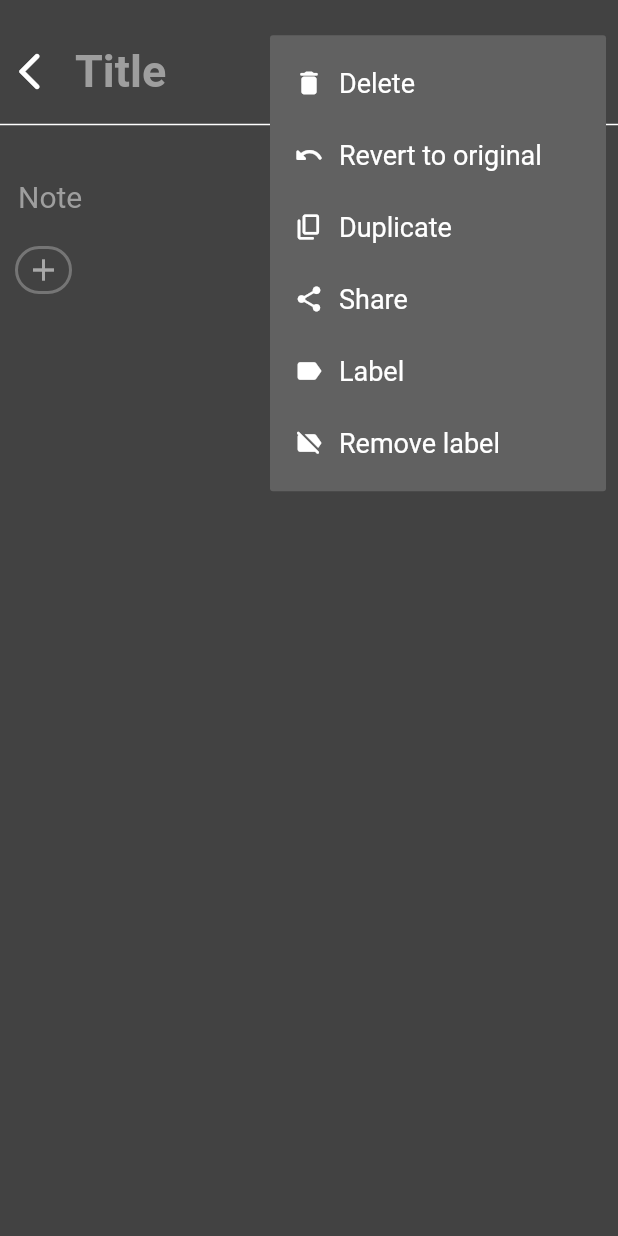
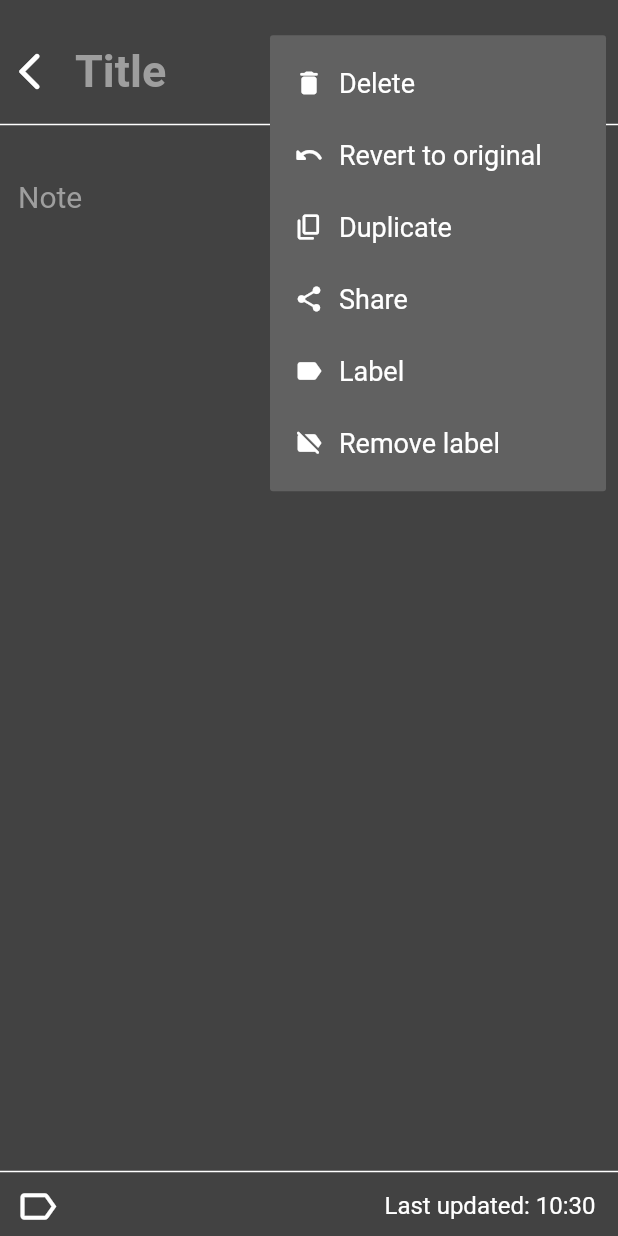
Before and after one commit to ChrisPC-39/notes, a Flutter app: the screen it shows after launch, item 3 of the bottom bar chosen, after a tap on the "more vert" icon, on a phone screen of 412 x 824 dp. Run offline on Flutter 3.47's test engine with Material 2 defaults, Android fonts, the phone set to English and light mode, and no system bars; our stand-ins replace focused_menu, hive, hive_flutter, share; accounts and stored records are empty; generated files the repository leaves out were written again.

Commit message:
Added bottomBar in edit_page and textCapitalization in all textFields

```diff
--- a/lib/screens/edit_page.dart
+++ b/lib/screens/edit_page.dart
@@ -20,6 +20,9 @@ class EditPage extends StatefulWidget {
 class _EditPageState extends State<EditPage> {
   int radioIndex = -1;
   bool editTitle = false;
+  bool isListEnabled = false;
+  DateTime lastUpdated = DateTime.now();
+
   FocusNode titleFocusNode;
   FocusNode contentFocusNode;
   TextEditingController titleController = TextEditingController();
@@ -139,7 +142,7 @@ class _EditPageState extends State<EditPage> {
               : _buildLabelListView(),
           actions: [
             TextButton(
-              onPressed: () => Navigator.pop(context),
+              onPressed: () { Navigator.pop(context); lastUpdated = DateTime.now(); },
               child: Text("Cancel", style: style.customStyle(18, color: Colors.blue))
             )
           ]
@@ -168,7 +171,7 @@ class _EditPageState extends State<EditPage> {
   Widget build(BuildContext context) {
     return SafeArea(
       child: GestureDetector(
-        onTap: () => setState(() { editTitle = false; contentFocusNode.unfocus(); }),
+        onTap: () => setState(() { editTitle = false; contentFocusNode.unfocus(); titleFocusNode.unfocus(); }),
         child: Scaffold(
           backgroundColor: Color(0xFF424242),
           body: Column(
@@ -176,8 +179,9 @@ class _EditPageState extends State<EditPage> {
               _buildTopBar(),
               Divider(thickness: 1, color: Colors.white),
               _buildContent(),
-              _buildLabel(),
-              Spacer(flex: 1),
+              //_buildLabel(),
+              Divider(thickness: 1, color: Colors.white),
+              _buildBottomBar()
               //_buildNavBar()
             ]
           )
@@ -195,7 +199,7 @@ class _EditPageState extends State<EditPage> {
           _buildBackButton(),
           SizedBox(width: 15), //This is for padding
           _buildTitle(),
-          _buildOptions()
+          _buildOptions(),
         ]
       )
     );
@@ -233,7 +237,7 @@ class _EditPageState extends State<EditPage> {
             style: style.customStyle(30, fontWeight: "bold"),
             focusNode: titleFocusNode,
             controller: titleController,
-            onChanged: (String value) { saveTitle(value); },
+            onChanged: (String value) { saveTitle(value); lastUpdated = DateTime.now(); },
             decoration: style.editPageDecoration(true),
             textCapitalization: TextCapitalization.sentences,
           )
@@ -344,7 +348,8 @@ class _EditPageState extends State<EditPage> {
   }
 
   Widget _buildContent() {
-    return Container(
+    return Expanded(
+      child: Container(
         margin: EdgeInsets.only(top: 10),
         child: TextField(
           maxLines: null,
@@ -352,77 +357,58 @@ class _EditPageState extends State<EditPage> {
           style: TextStyle(color: Colors.white, fontSize: 20),
           focusNode: contentFocusNode,
           controller: contentController,
-        onChanged: (String value) { saveContent(value); },
+          onChanged: (String value) { saveContent(value); lastUpdated = DateTime.now(); },
           decoration: style.editPageDecoration(false, "Note")
+        )
       )
     );
   }
 
   Widget _buildLabel() {
     if(widget.note.label != "") {
-      return Align(
-        alignment: Alignment.bottomLeft,
-        child: Container(
-          margin: EdgeInsets.only(left: 10),
+      return Container(
+        margin: EdgeInsets.only(bottom: 5, left: 10),
         decoration: style.containerDecoration(20, color: Colors.grey[600]),
         child: Padding(
           padding: EdgeInsets.fromLTRB(5, 2, 5, 2),
-            child: Text(widget.note.label, style: style.customStyle(18))
-          )
+          child: Text(widget.note.label, style: style.customStyle(19))
         )
       );
     } else {
-      return Align(
-        alignment: Alignment.bottomLeft,
-        child: GestureDetector(
+      return GestureDetector(
         onTap: () => _addLabelAction(),
-          child: Container(
-            margin: EdgeInsets.only(left: 10),
-            decoration: style.containerDecoration(20, color: Colors.grey[600]),
         child: Padding(
-              padding: EdgeInsets.fromLTRB(5, 2, 5, 2),
-              child: Icon(Icons.add, color: Colors.white54)
-            )
-          )
+          padding: EdgeInsets.fromLTRB(10, 0, 0, 5),
+          child: Icon(Icons.label_outline, color: Colors.white, size: 30)
         )
       );
     }
   }
 
-  Widget _buildNavBar() {
-    return BottomNavigationBar(
-      selectedItemColor: Colors.white,
-      unselectedItemColor: Colors.white,
-      backgroundColor: Color(0xFF424242),
-      items: [
-        _buildNavBarItem(Icons.title, "Update title"),
-        _buildNavBarItem(Icons.note_add_outlined, "Update note"),
-        _buildNavBarItem(Icons.label, "Update label")
-      ],
-      onTap: (index) {
-        switch(index) {
-          case 0:
-            contentFocusNode.unfocus();
-            titleFocusNode.requestFocus();
-            break;
-          case 1:
-            titleFocusNode.unfocus();
-            contentFocusNode.requestFocus();
-            break;
-          case 2:
-            _addLabelAction();
-            break;
-          default:
-            break;
-        }
-      }
-    );
-  }
+  Widget _buildBottomBar() {
+    return Row(
+      mainAxisAlignment: MainAxisAlignment.spaceBetween,
+      children: [
+        // GestureDetector(
+        //   onTap: () => setState(() { isListEnabled = true; }),
+        //   child: Padding(
+        //     padding: EdgeInsets.fromLTRB(15, 0, 15, 5),
+        //     child: Icon(Icons.check_box_outlined, color: Colors.white, size: 30)
+        //   )
+        // ),
 
-  BottomNavigationBarItem _buildNavBarItem(IconData icon, String text) {
-    return BottomNavigationBarItem(
-      icon: Icon(icon),
-      label: text
+        _buildLabel(),
+        Spacer(flex: 1),
+
+        Padding(
+          padding: EdgeInsets.fromLTRB(0, 0, 15, 5),
+          child: Text("Last updated: ${lastUpdated.hour}:"
+              "${lastUpdated.minute < 10 ? "0" : ""}"
+              "${lastUpdated.minute}",
+              style: style.customStyle(16)
+          )
+        )
+      ]
     );
   }
 }
--- a/lib/screens/filtered_page.dart
+++ b/lib/screens/filtered_page.dart
@@ -146,6 +146,7 @@ class _FilteredPageState extends State<FilteredPage> {
           content: TextField(
             controller: titleController,
             focusNode: titleFocusNode,
+            textCapitalization: TextCapitalization.sentences,
             style: TextStyle(color: Colors.white, fontSize: 18),
             onChanged: (value) => setState(() { input = value; }),
           ),
--- a/lib/screens/label_page.dart
+++ b/lib/screens/label_page.dart
@@ -146,6 +146,7 @@ class _LabelPageState extends State<LabelPage> {
         style: TextStyle(color: Colors.white),
         focusNode: focusNode,
         controller: textController,
+        textCapitalization: TextCapitalization.sentences,
         decoration: style.addLabelDecoration("Search or add a new label"),
         onChanged: (String value) {
           setState(() { input = value; });
--- a/lib/screens/main_page.dart
+++ b/lib/screens/main_page.dart
@@ -221,6 +221,7 @@ class _MainPageState extends State<MainPage> {
               style: TextStyle(color: Colors.white),
               focusNode: focusNode,
               controller: textController,
+              textCapitalization: TextCapitalization.sentences,
               decoration: style.searchBarDecoration(),
               onChanged: (String value) {
                 setState(() { input = value.toLowerCase(); });
```
Lines whose indentation alone changed are shown as unchanged.
